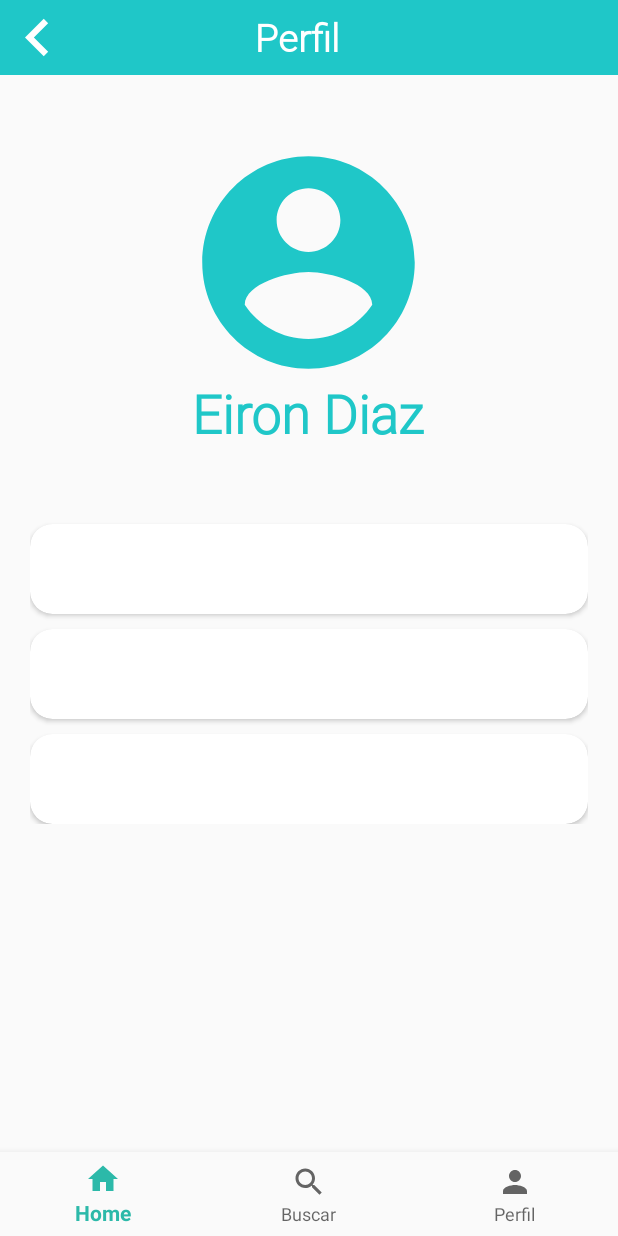
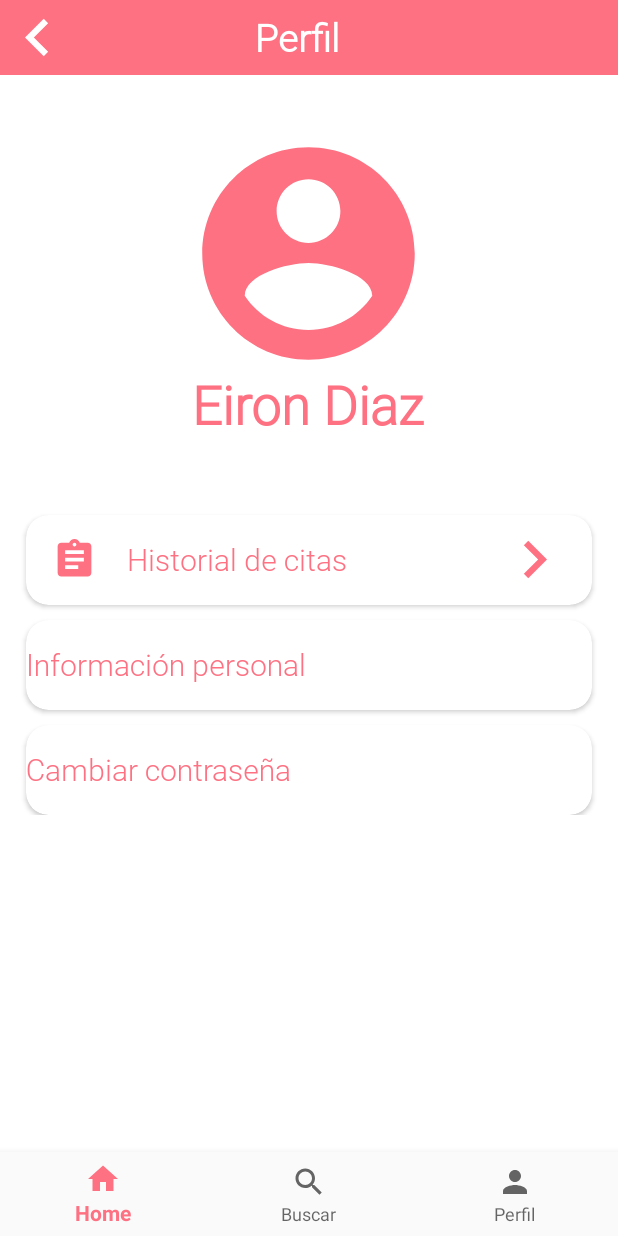
Before and after one commit to eirondiaz/proyectoFinal, an Android app: the fragment PerfilFragment placed in its activity, on a phone screen of 412 x 824 dp. Run offline under Robolectric (Android 15) with nearby library versions, the phone set to English and light mode, and no system bars.

Commit message:
muuuuchas modificaciones :))

```diff
--- a/app/src/main/res/drawable/ic_account_circle_black_24dp.xml
+++ b/app/src/main/res/drawable/ic_account_circle_black_24dp.xml
@@ -1,4 +1,4 @@
-<vector android:height="200dp" android:tint="#1FC7C8"
+<vector android:height="200dp" android:tint="@color/colorPrimary2"
     android:viewportHeight="24.0" android:viewportWidth="24.0"
     android:width="200dp" xmlns:android="http://schemas.android.com/apk/res/android">
     <path android:fillColor="#FF000000" android:pathData="M12,2C6.48,2 2,6.48 2,12s4.48,10 10,10 10,-4.48 10,-10S17.52,2 12,2zM12,5c1.66,0 3,1.34 3,3s-1.34,3 -3,3 -3,-1.34 -3,-3 1.34,-3 3,-3zM12,19.2c-2.5,0 -4.71,-1.28 -6,-3.22 0.03,-1.99 4,-3.08 6,-3.08 1.99,0 5.97,1.09 6,3.08 -1.29,1.94 -3.5,3.22 -6,3.22z"/>
--- /dev/null
+++ b/app/src/main/res/drawable/ic_assignment_black_24dp.xml
@@ -0,0 +1,5 @@
+<vector android:height="70dp" android:tint="@color/colorPrimary2"
+    android:viewportHeight="24.0" android:viewportWidth="24.0"
+    android:width="70dp" xmlns:android="http://schemas.android.com/apk/res/android">
+    <path android:fillColor="#FF000000" android:pathData="M19,3h-4.18C14.4,1.84 13.3,1 12,1c-1.3,0 -2.4,0.84 -2.82,2L5,3c-1.1,0 -2,0.9 -2,2v14c0,1.1 0.9,2 2,2h14c1.1,0 2,-0.9 2,-2L21,5c0,-1.1 -0.9,-2 -2,-2zM12,3c0.55,0 1,0.45 1,1s-0.45,1 -1,1 -1,-0.45 -1,-1 0.45,-1 1,-1zM14,17L7,17v-2h7v2zM17,13L7,13v-2h10v2zM17,9L7,9L7,7h10v2z"/>
+</vector>
--- /dev/null
+++ b/app/src/main/res/drawable/ic_chevron_right_black_24dp.xml
@@ -0,0 +1,5 @@
+<vector android:height="60dp" android:tint="@color/colorPrimary2"
+    android:viewportHeight="24.0" android:viewportWidth="24.0"
+    android:width="60dp" xmlns:android="http://schemas.android.com/apk/res/android">
+    <path android:fillColor="#FF000000" android:pathData="M10,6L8.59,7.41 13.17,12l-4.58,4.59L10,18l6,-6z"/>
+</vector>
--- a/app/src/main/res/layout/fragment_perfil.xml
+++ b/app/src/main/res/layout/fragment_perfil.xml
@@ -2,7 +2,8 @@
 <androidx.constraintlayout.widget.ConstraintLayout xmlns:android="http://schemas.android.com/apk/res/android"
     android:layout_width="match_parent"
     android:layout_height="match_parent"
-    xmlns:app="http://schemas.android.com/apk/res-auto">
+    xmlns:app="http://schemas.android.com/apk/res-auto"
+    android:background="#fff">
 
     <LinearLayout
         android:layout_width="match_parent"
@@ -44,7 +45,7 @@
                 android:layout_height="match_parent"
                 android:orientation="vertical"
                 android:gravity="center_horizontal"
-                android:padding="20dp">
+                android:padding="14dp">
 
                 <ImageView
                     android:layout_width="170dp"
@@ -66,6 +67,8 @@
                     android:layout_width="match_parent"
                     android:layout_height="60dp"
                     app:cardCornerRadius="15dp"
+                    android:layout_marginLeft="3dp"
+                    android:layout_marginRight="3dp"
                     android:layout_marginTop="50dp">
 
                     <LinearLayout
@@ -73,6 +76,27 @@
                         android:layout_height="match_parent"
                         android:orientation="horizontal"
                         android:gravity="center_vertical">
+
+                        <ImageView
+                            android:layout_width="30dp"
+                            android:layout_height="30dp"
+                            android:layout_marginLeft="17dp"
+                            android:src="@drawable/ic_assignment_black_24dp"/>
+
+                        <TextView
+                            android:layout_width="wrap_content"
+                            android:layout_height="wrap_content"
+                            android:text="Historial de citas"
+                            android:textSize="20sp"
+                            android:layout_marginLeft="20dp"
+                            android:textColor="@color/colorPrimary2"
+                            android:fontFamily="@font/roboto_light"/>
+
+                        <ImageView
+                            android:layout_width="50dp"
+                            android:layout_height="50dp"
+                            android:layout_marginLeft="100dp"
+                            android:src="@drawable/ic_chevron_right_black_24dp"/>
 
                     </LinearLayout>
 
@@ -82,6 +106,8 @@
                     android:layout_width="match_parent"
                     android:layout_height="60dp"
                     app:cardCornerRadius="15dp"
+                    android:layout_marginLeft="3dp"
+                    android:layout_marginRight="3dp"
                     android:layout_marginTop="10dp">
 
                     <LinearLayout
@@ -89,6 +115,14 @@
                         android:layout_height="match_parent"
                         android:orientation="horizontal"
                         android:gravity="center_vertical">
+
+                        <TextView
+                            android:layout_width="wrap_content"
+                            android:layout_height="wrap_content"
+                            android:text="Información personal"
+                            android:textSize="20sp"
+                            android:textColor="@color/colorPrimary2"
+                            android:fontFamily="@font/roboto_light"/>
 
                     </LinearLayout>
 
@@ -98,6 +132,8 @@
                     android:layout_width="match_parent"
                     android:layout_height="60dp"
                     app:cardCornerRadius="15dp"
+                    android:layout_marginLeft="3dp"
+                    android:layout_marginRight="3dp"
                     android:layout_marginTop="10dp">
 
                     <LinearLayout
@@ -105,6 +141,14 @@
                         android:layout_height="match_parent"
                         android:orientation="horizontal"
                         android:gravity="center_vertical">
+
+                        <TextView
+                            android:layout_width="wrap_content"
+                            android:layout_height="wrap_content"
+                            android:text="Cambiar contraseña"
+                            android:textSize="20sp"
+                            android:textColor="@color/colorPrimary2"
+                            android:fontFamily="@font/roboto_light"/>
 
                     </LinearLayout>
 
--- a/app/src/main/res/values/colors.xml
+++ b/app/src/main/res/values/colors.xml
@@ -1,8 +1,11 @@
 <?xml version="1.0" encoding="utf-8"?>
 <resources>
-    <color name="colorPrimary">#2CB9A9</color>
-    <color name="colorPrimary2">#1FC7C8</color>
+    <color name="colorPrimary">#FE7182</color>
+    <color name="colorPrimaryqqqqq">#2CB9A9</color>
+    <color name="colorPrimary2">#FE7182</color>
+    <color name="colorPrimary22">#1FC7C8</color>
     <color name="colorPrimaryDark">#00574B</color>
     <color name="colorAccent">#D81B60</color>
-    <color name="backGround_color">#E3FEF7</color>
+    <color name="backGround_color">#FBD6E7</color>
+    <color name="backGround_color1">#E3FEF7</color>
 </resources>
```
Also changed, not shown: app/src/main/res/layout/activity_paciente_login.xml (+12 -1 lines), app/src/main/res/layout/activity_pre_login.xml (+9 -4 lines), app/src/main/res/drawable/doctor_male_80px.png (added), app/src/main/res/drawable/hospital_127px.png (added), app/src/main/res/drawable/physical_therapy_80px.png (added).
